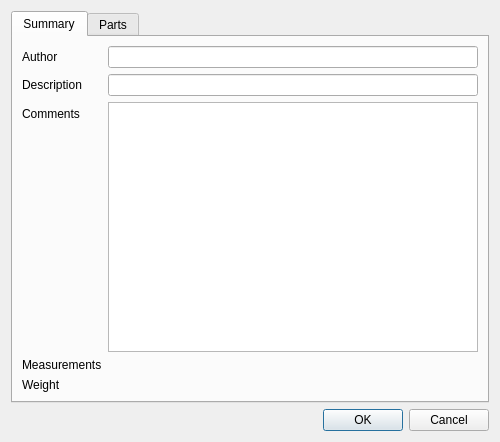
Before: the Qt Designer form source/interface/dialogs/sw_dialog_properties.ui in nathaneltitane/studworx, drawn with Qt 5.
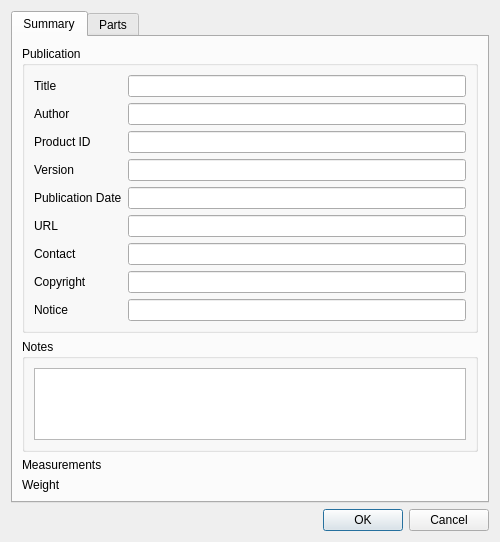
After: the same form once the commit is applied. Custom widgets are drawn as their Qt base class.

Patch:
```diff
--- a/source/interface/dialogs/sw_dialog_properties.ui
+++ b/source/interface/dialogs/sw_dialog_properties.ui
@@ -36,8 +36,14 @@
        <string>Summary</string>
       </attribute>
       <layout class="QFormLayout" name="formLayout_3">
+       <item row="0" column="0" colspan="2">
+        <widget class="QGroupBox" name="PublicationGroup">
+         <property name="title">
+          <string>Publication</string>
+         </property>
+         <layout class="QFormLayout" name="publicationLayout">
        <item row="0" column="0">
-        <widget class="QLabel" name="label">
+           <widget class="QLabel" name="DescriptionLabel">
          <property name="buddy">
           <cstring>AuthorEdit</cstring>
          </property>
@@ -45,19 +51,19 @@
           <string>Enter the author credited in this model.</string>
          </property>
          <property name="text">
-          <string>Author</string>
+             <string>Title</string>
          </property>
         </widget>
        </item>
        <item row="0" column="1">
-        <widget class="QLineEdit" name="AuthorEdit">
+           <widget class="QLineEdit" name="DescriptionEdit">
          <property name="toolTip">
           <string>Enter the author credited in this model.</string>
          </property>
         </widget>
        </item>
        <item row="1" column="0">
-        <widget class="QLabel" name="label_3">
+           <widget class="QLabel" name="AuthorLabel">
          <property name="buddy">
           <cstring>DescriptionEdit</cstring>
          </property>
@@ -65,19 +71,19 @@
           <string>Enter a short description of this model.</string>
          </property>
          <property name="text">
-          <string>Description</string>
+             <string>Author</string>
          </property>
         </widget>
        </item>
        <item row="1" column="1">
-        <widget class="QLineEdit" name="DescriptionEdit">
+           <widget class="QLineEdit" name="AuthorEdit">
          <property name="toolTip">
           <string>Enter a short description of this model.</string>
          </property>
         </widget>
        </item>
        <item row="2" column="0">
-        <widget class="QLabel" name="label_2">
+           <widget class="QLabel" name="ProductIdLabel">
          <property name="buddy">
           <cstring>CommentsEdit</cstring>
          </property>
@@ -85,11 +91,168 @@
           <string>Enter plain-text notes to store with this model.</string>
          </property>
          <property name="text">
-          <string>Comments</string>
+             <string>Product ID</string>
          </property>
         </widget>
        </item>
        <item row="2" column="1">
+           <widget class="QLineEdit" name="ProductIdEdit">
+            <property name="toolTip">
+             <string>Enter the product number of this model.</string>
+            </property>
+            <property name="whatsThis">
+             <string>&lt;p&gt;&lt;b&gt;Product ID&lt;/b&gt;&lt;/p&gt;&lt;p&gt;The product number of this model. Use %id to show it in any instructions text.&lt;/p&gt;</string>
+            </property>
+           </widget>
+          </item>
+          <item row="3" column="0">
+           <widget class="QLabel" name="VersionLabel">
+            <property name="buddy">
+             <cstring>VersionEdit</cstring>
+            </property>
+            <property name="toolTip">
+             <string>Enter the version of this model.</string>
+            </property>
+            <property name="text">
+             <string>Version</string>
+            </property>
+           </widget>
+          </item>
+          <item row="3" column="1">
+           <widget class="QLineEdit" name="VersionEdit">
+            <property name="toolTip">
+             <string>Enter the version of this model.</string>
+            </property>
+            <property name="whatsThis">
+             <string>&lt;p&gt;&lt;b&gt;Version&lt;/b&gt;&lt;/p&gt;&lt;p&gt;The version of this model. Use %version to show it in any instructions text.&lt;/p&gt;</string>
+            </property>
+           </widget>
+          </item>
+          <item row="4" column="0">
+           <widget class="QLabel" name="PublicationDateLabel">
+            <property name="buddy">
+             <cstring>PublicationDateEdit</cstring>
+            </property>
+            <property name="toolTip">
+             <string>Enter the date this model was published.</string>
+            </property>
+            <property name="text">
+             <string>Publication Date</string>
+            </property>
+           </widget>
+          </item>
+          <item row="4" column="1">
+           <widget class="QLineEdit" name="PublicationDateEdit">
+            <property name="toolTip">
+             <string>Enter the date this model was published.</string>
+            </property>
+            <property name="whatsThis">
+             <string>&lt;p&gt;&lt;b&gt;Publication Date&lt;/b&gt;&lt;/p&gt;&lt;p&gt;The date this model was published, typed as you want it shown. Use %date to show it in any instructions text.&lt;/p&gt;</string>
+            </property>
+           </widget>
+          </item>
+          <item row="5" column="0">
+           <widget class="QLabel" name="UrlLabel">
+            <property name="buddy">
+             <cstring>UrlEdit</cstring>
+            </property>
+            <property name="toolTip">
+             <string>Enter the web address of this model.</string>
+            </property>
+            <property name="text">
+             <string>URL</string>
+            </property>
+           </widget>
+          </item>
+          <item row="5" column="1">
+           <widget class="QLineEdit" name="UrlEdit">
+            <property name="toolTip">
+             <string>Enter the web address of this model.</string>
+            </property>
+            <property name="whatsThis">
+             <string>&lt;p&gt;&lt;b&gt;URL&lt;/b&gt;&lt;/p&gt;&lt;p&gt;The web address of this model. Use %url to show it in any instructions text, the Publication URL box shows it by default.&lt;/p&gt;</string>
+            </property>
+           </widget>
+          </item>
+          <item row="6" column="0">
+           <widget class="QLabel" name="ContactLabel">
+            <property name="buddy">
+             <cstring>ContactEdit</cstring>
+            </property>
+            <property name="toolTip">
+             <string>Enter how to reach the publisher.</string>
+            </property>
+            <property name="text">
+             <string>Contact</string>
+            </property>
+           </widget>
+          </item>
+          <item row="6" column="1">
+           <widget class="QLineEdit" name="ContactEdit">
+            <property name="toolTip">
+             <string>Enter how to reach the publisher.</string>
+            </property>
+            <property name="whatsThis">
+             <string>&lt;p&gt;&lt;b&gt;Contact&lt;/b&gt;&lt;/p&gt;&lt;p&gt;How to reach the publisher, such as an email address. Use %contact to show it in any instructions text.&lt;/p&gt;</string>
+            </property>
+           </widget>
+          </item>
+          <item row="7" column="0">
+           <widget class="QLabel" name="CopyrightLabel">
+            <property name="buddy">
+             <cstring>CopyrightEdit</cstring>
+            </property>
+            <property name="toolTip">
+             <string>Enter the copyright or license of this model.</string>
+            </property>
+            <property name="text">
+             <string>Copyright</string>
+            </property>
+           </widget>
+          </item>
+          <item row="7" column="1">
+           <widget class="QLineEdit" name="CopyrightEdit">
+            <property name="toolTip">
+             <string>Enter the copyright or license of this model.</string>
+            </property>
+            <property name="whatsThis">
+             <string>&lt;p&gt;&lt;b&gt;Copyright&lt;/b&gt;&lt;/p&gt;&lt;p&gt;The copyright or license of this model, saved as the LDraw license line. Use %copyright to show it in any instructions text.&lt;/p&gt;</string>
+            </property>
+           </widget>
+          </item>
+          <item row="8" column="0">
+           <widget class="QLabel" name="NoticeLabel">
+            <property name="buddy">
+             <cstring>NoticeEdit</cstring>
+            </property>
+            <property name="toolTip">
+             <string>Enter a legal or trademark notice.</string>
+            </property>
+            <property name="text">
+             <string>Notice</string>
+            </property>
+           </widget>
+          </item>
+          <item row="8" column="1">
+           <widget class="QLineEdit" name="NoticeEdit">
+            <property name="toolTip">
+             <string>Enter a legal or trademark notice.</string>
+            </property>
+            <property name="whatsThis">
+             <string>&lt;p&gt;&lt;b&gt;Notice&lt;/b&gt;&lt;/p&gt;&lt;p&gt;A legal or trademark notice for this model. Use %notice to show it in any instructions text.&lt;/p&gt;</string>
+            </property>
+           </widget>
+          </item>
+         </layout>
+        </widget>
+       </item>
+       <item row="1" column="0" colspan="2">
+        <widget class="QGroupBox" name="NotesGroup">
+         <property name="title">
+          <string>Notes</string>
+         </property>
+         <layout class="QVBoxLayout" name="notesLayout">
+          <item>
         <widget class="QTextEdit" name="CommentsEdit">
          <property name="toolTip">
           <string>Enter plain-text notes to store with this model.</string>
@@ -105,7 +268,10 @@
          </property>
         </widget>
        </item>
-       <item row="3" column="0">
+         </layout>
+        </widget>
+       </item>
+       <item row="2" column="0">
         <widget class="QLabel" name="label_4">
          <property name="toolTip">
           <string>Overall model dimensions along the X, Y, and Z axes.</string>
@@ -121,7 +287,7 @@
          </property>
         </widget>
        </item>
-       <item row="3" column="1">
+       <item row="2" column="1">
         <widget class="QLabel" name="MeasurementsLabel">
          <property name="toolTip">
           <string>Overall model dimensions along the X, Y, and Z axes.</string>
@@ -137,7 +303,7 @@
          </property>
         </widget>
        </item>
-       <item row="4" column="0">
+       <item row="3" column="0">
         <widget class="QLabel" name="label_5">
          <property name="toolTip">
           <string>Total model weight from the BrickLink catalog.</string>
@@ -153,7 +319,7 @@
          </property>
         </widget>
        </item>
-       <item row="4" column="1">
+       <item row="3" column="1">
         <widget class="QLabel" name="WeightLabel">
          <property name="toolTip">
           <string>Total model weight from the BrickLink catalog.</string>
```
Left out of the diff: 46 changed lines with no effect on the pictures. Lines whose indentation alone changed are shown as unchanged.
